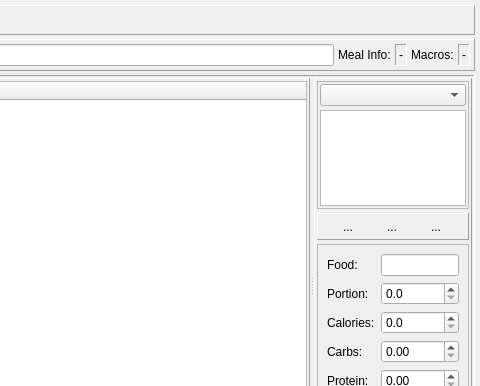
Above: dialog_nutrition.ui from Tria-Andy/WorkoutEditor before the change; both pictures show x 320 to 800 and y 0 to 386 of the 800 by 500 pixel window. Below: the same form after it.
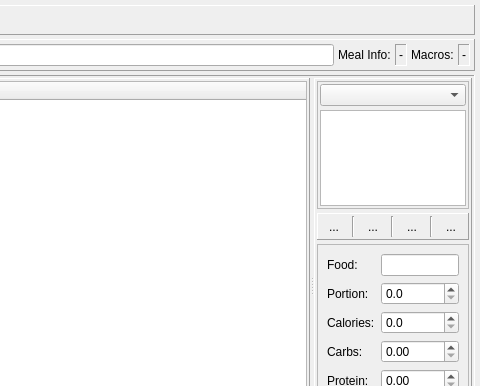
That is the form after the change. Icons and pictures are not drawn.

Commit message: Nutrition Calculation

Diff of the .ui file:
```diff
--- a/dialog_nutrition.ui
+++ b/dialog_nutrition.ui
@@ -437,6 +437,40 @@
                </property>
               </widget>
              </item>
+             <item>
+              <widget class="Line" name="line">
+               <property name="orientation">
+                <enum>Qt::Vertical</enum>
+               </property>
+              </widget>
+             </item>
+             <item>
+              <widget class="QToolButton" name="toolButton_update">
+               <property name="text">
+                <string>...</string>
+               </property>
+               <property name="icon">
+                <iconset resource="resources.qrc">
+                 <normaloff>:/images/icons/Refresh.png</normaloff>:/images/icons/Refresh.png</iconset>
+               </property>
+               <property name="iconSize">
+                <size>
+                 <width>18</width>
+                 <height>18</height>
+                </size>
+               </property>
+               <property name="autoRaise">
+                <bool>true</bool>
+               </property>
+              </widget>
+             </item>
+             <item>
+              <widget class="Line" name="line_2">
+               <property name="orientation">
+                <enum>Qt::Vertical</enum>
+               </property>
+              </widget>
+             </item>
              <item>
               <widget class="QToolButton" name="toolButton_edit">
                <property name="text">
@@ -457,6 +491,13 @@
                </property>
               </widget>
              </item>
+             <item>
+              <widget class="Line" name="line_3">
+               <property name="orientation">
+                <enum>Qt::Vertical</enum>
+               </property>
+              </widget>
+             </item>
              <item>
               <widget class="QToolButton" name="toolButton_delete">
                <property name="text">
```
Left out of the diff: 4 changed lines with no effect on the pictures. The commit also changes 4 other files.
